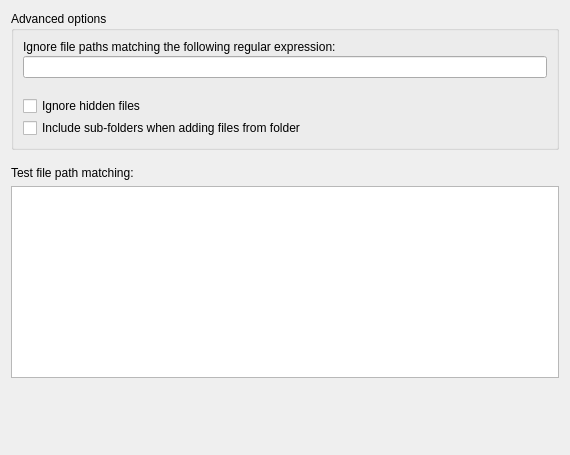
metabrainz/picard, file ui/options_advanced.ui: the form before one commit.
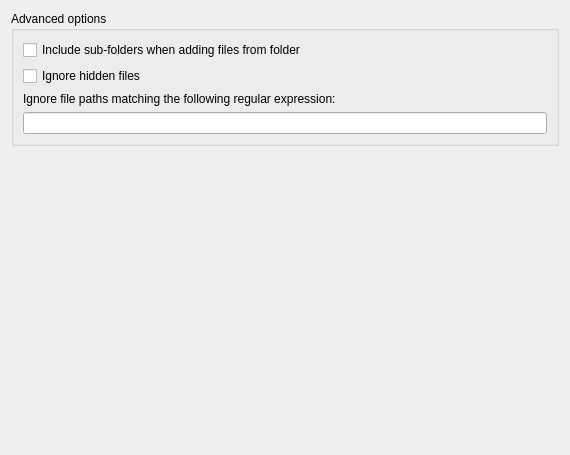
The form after the commit.

Diff of the .ui file:
```diff
--- a/ui/options_advanced.ui
+++ b/ui/options_advanced.ui
@@ -16,18 +16,23 @@
      <property name="title">
       <string>Advanced options</string>
      </property>
-     <layout class="QGridLayout">
-      <property name="spacing">
-       <number>2</number>
-      </property>
-      <item row="1" column="0">
+     <layout class="QVBoxLayout">
+      <item>
+       <widget class="QCheckBox" name="recursively_add_files">
+        <property name="text">
+         <string>Include sub-folders when adding files from folder</string>
+        </property>
+       </widget>
+      </item>
+      <item>
+       <widget class="QCheckBox" name="ignore_hidden_files">
+        <property name="text">
+         <string>Ignore hidden files</string>
+        </property>
+       </widget>
+      </item>
+      <item>
        <widget class="QLabel" name="label_ignore_regex">
-        <property name="sizePolicy">
-         <sizepolicy hsizetype="Preferred" vsizetype="Preferred">
-          <horstretch>0</horstretch>
-          <verstretch>0</verstretch>
-         </sizepolicy>
-        </property>
         <property name="text">
          <string>Ignore file paths matching the following regular expression:</string>
         </property>
@@ -39,59 +44,12 @@
         </property>
        </widget>
       </item>
-      <item row="3" column="0">
-       <widget class="QLabel" name="regex_error">
-        <property name="text">
-         <string/>
-        </property>
-       </widget>
-      </item>
-      <item row="2" column="0">
+      <item>
        <widget class="QLineEdit" name="ignore_regex"/>
       </item>
-      <item row="5" column="0">
-       <widget class="QCheckBox" name="recursively_add_files">
-        <property name="text">
-         <string>Include sub-folders when adding files from folder</string>
-        </property>
-       </widget>
-      </item>
-      <item row="4" column="0">
-       <widget class="QCheckBox" name="ignore_hidden_files">
-        <property name="text">
-         <string>Ignore hidden files</string>
-        </property>
-       </widget>
-      </item>
      </layout>
     </widget>
    </item>
-   <item>
-    <spacer name="verticalSpacer_2">
-     <property name="orientation">
-      <enum>Qt::Orientation::Vertical</enum>
-     </property>
-     <property name="sizeType">
-      <enum>QSizePolicy::Policy::Fixed</enum>
-     </property>
-     <property name="sizeHint" stdset="0">
-      <size>
-       <width>20</width>
-       <height>10</height>
-      </size>
-     </property>
-    </spacer>
-   </item>
-   <item>
-    <widget class="QLabel" name="label_test_file_path_matching">
-     <property name="text">
-      <string>Test file path matching:</string>
-     </property>
-    </widget>
-   </item>
-   <item>
-    <widget class="QPlainTextEdit" name="test_file_path_matching"/>
-   </item>
    <item>
     <spacer name="verticalSpacer">
      <property name="orientation">
```
Left out of the diff: 4 changed lines with no effect on the pictures.
